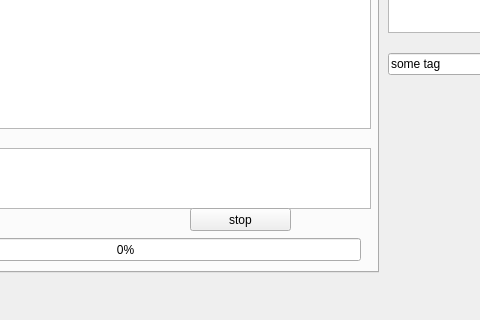
LISE-B26/pylabcontrol, file src/core/basic_application_window.ui: the form before one commit; both pictures show x 352 to 832 and y 398 to 718 of the 1138 by 718 pixel window.
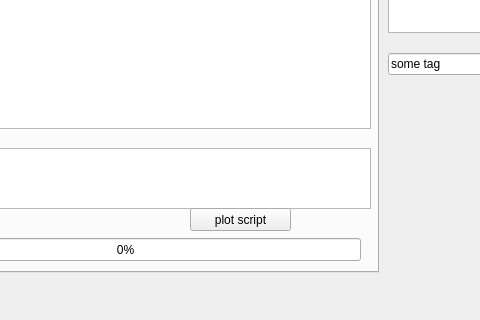
The form after the commit. Custom widgets are drawn as their Qt base class.

Commit message: updated gui (basic_application_window): added plot button for scripts, changed label of plot button

The edit to the form file:
```diff
--- a/src/core/basic_application_window.ui
+++ b/src/core/basic_application_window.ui
@@ -188,7 +188,7 @@
        </rect>
       </property>
       <property name="text">
-       <string>stop</string>
+       <string>plot script</string>
       </property>
      </widget>
     </widget>
```
The commit also changes 1 other file.
